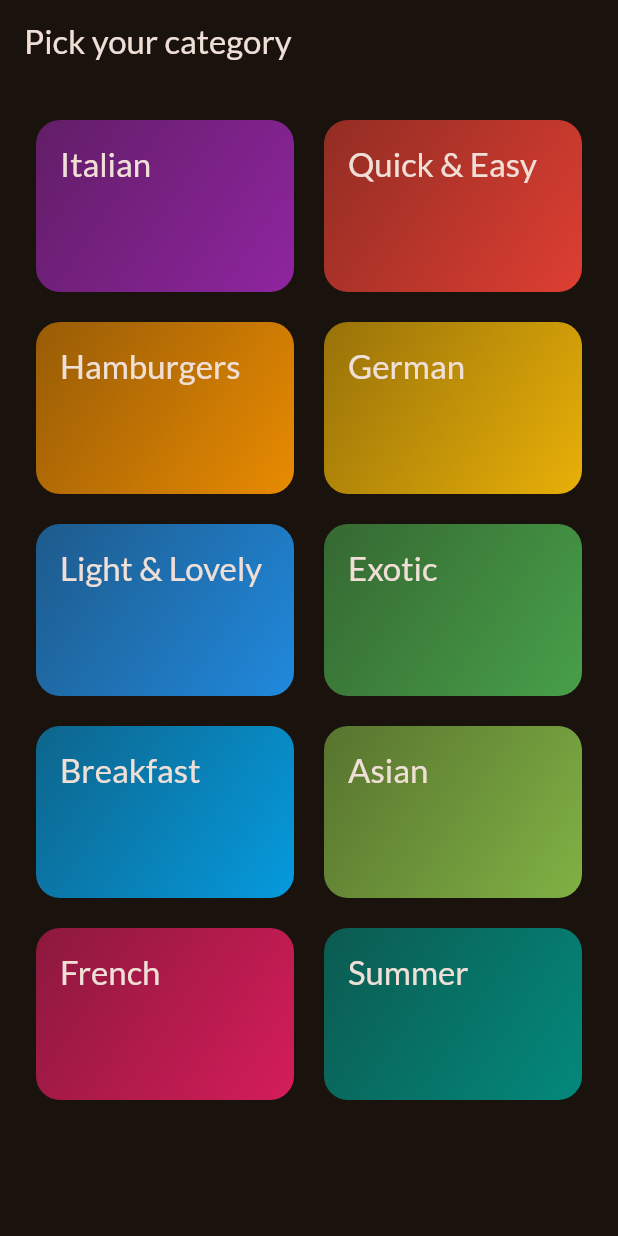
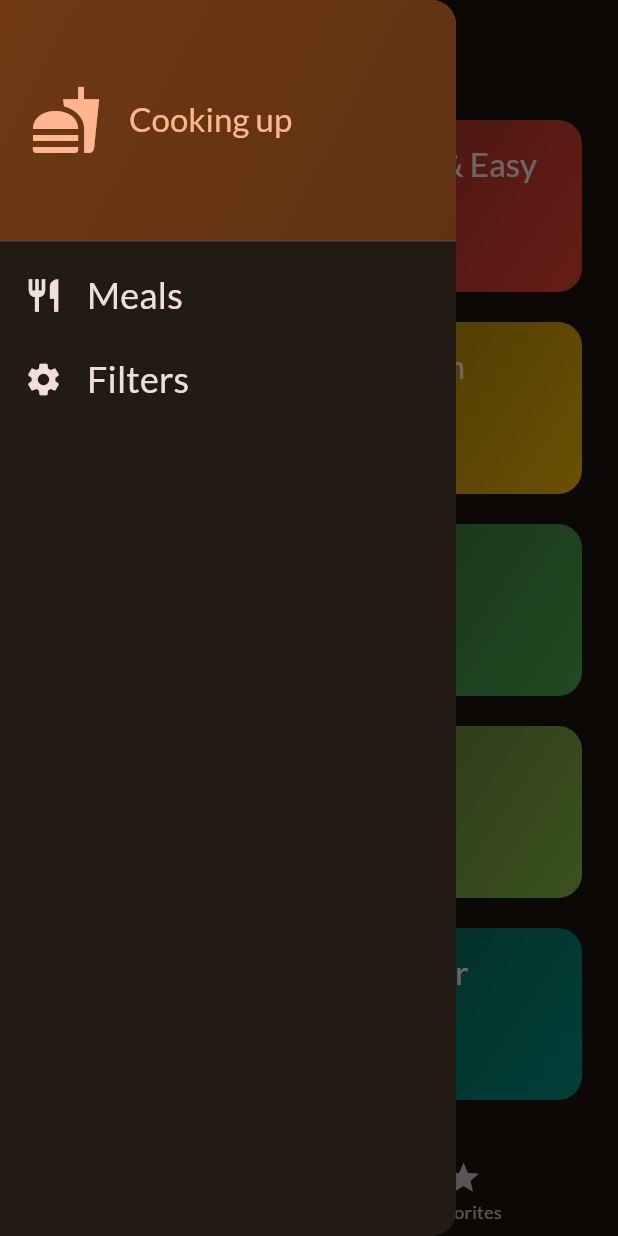
Before and after one commit to JayKim88/flutternDart-the-complete-guide-2023, a Flutter app: the screen it shows after launch, with the side drawer open (before the commit the screen has no drawer), on a phone screen of 412 x 824 dp. Run offline on Flutter 3.47's test engine with Material 2 defaults, Android fonts, the phone set to English and light mode, and no system bars; our stand-ins replace google_fonts, transparent_image.

Commit message:
proceeded from 164-170

```diff
--- a/meals_app/lib/main.dart
+++ b/meals_app/lib/main.dart
@@ -2,6 +2,7 @@ import 'package:flutter/material.dart';
 
 import 'package:google_fonts/google_fonts.dart';
 import 'package:meals_app/screens/categories.dart';
+import 'package:meals_app/screens/tabs.dart';
 
 final theme = ThemeData(
   useMaterial3: true,
@@ -23,7 +24,7 @@ class App extends StatelessWidget {
   Widget build(BuildContext context) {
     return MaterialApp(
       theme: theme,
-      home: const CategoriesScreen(),
+      home: const TabsScreen(),
     );
   }
 }
--- a/meals_app/lib/screens/categories.dart
+++ b/meals_app/lib/screens/categories.dart
@@ -1,12 +1,18 @@
 import 'package:flutter/material.dart';
 
 import 'package:meals_app/data/dummy_data.dart';
+import 'package:meals_app/models/meal.dart';
 import 'package:meals_app/widgets/category_grid_item.dart';
 import 'package:meals_app/screens/meals.dart';
 import 'package:meals_app/models/category.dart';
 
 class CategoriesScreen extends StatelessWidget {
-  const CategoriesScreen({super.key});
+  const CategoriesScreen({
+    super.key,
+    required this.onToggleFavorite,
+  });
+
+  final void Function(Meal meal) onToggleFavorite;
 
   void _selectCategory(BuildContext context, Category category) {
     final filteredMeals = dummyMeals
@@ -18,6 +24,7 @@ class CategoriesScreen extends StatelessWidget {
         builder: (ctx) => MealsScreen(
           title: category.title,
           meals: filteredMeals,
+          onToggleFavorite: onToggleFavorite,
         ),
       ),
     ); // Navigator.push(context, route)
@@ -25,11 +32,7 @@ class CategoriesScreen extends StatelessWidget {
 
   @override
   Widget build(BuildContext context) {
-    return Scaffold(
-      appBar: AppBar(
-        title: const Text('Pick your category'),
-      ),
-      body: GridView(
+    return GridView(
       padding: const EdgeInsets.all(24),
       gridDelegate: const SliverGridDelegateWithFixedCrossAxisCount(
         crossAxisCount: 2,
@@ -47,7 +50,6 @@ class CategoriesScreen extends StatelessWidget {
             },
           )
       ],
-      ),
     );
   }
 }
--- /dev/null
+++ b/meals_app/lib/screens/tabs.dart
@@ -0,0 +1,103 @@
+import 'package:flutter/material.dart';
+
+import 'package:meals_app/models/meal.dart';
+import 'package:meals_app/screens/categories.dart';
+import 'package:meals_app/screens/filters.dart';
+import 'package:meals_app/screens/meals.dart';
+import 'package:meals_app/widgets/main_drawer.dart';
+
+class TabsScreen extends StatefulWidget {
+  const TabsScreen({super.key});
+
+  @override
+  State<StatefulWidget> createState() {
+    return _TabsScreenState();
+  }
+}
+
+class _TabsScreenState extends State<TabsScreen> {
+  int _selectedPageIndex = 0;
+  final List<Meal> _favoriteMeals = [];
+
+  void _showInfoMessage(String message) {
+    ScaffoldMessenger.of(context).clearSnackBars();
+    ScaffoldMessenger.of(context).showSnackBar(
+      SnackBar(
+        content: Text(message),
+      ),
+    );
+  }
+
+  void _toggleMealFavoriteStatus(Meal meal) {
+    final isExisting = _favoriteMeals.contains(meal);
+
+    if (isExisting) {
+      setState(() {
+        _favoriteMeals.remove(meal);
+      });
+      _showInfoMessage('No longer favorite item!');
+    } else {
+      setState(() {
+        _favoriteMeals.add(meal);
+      });
+      _showInfoMessage('Added to favorite list!');
+    }
+  }
+
+  void _selectPage(int index) {
+    setState(() {
+      _selectedPageIndex = index;
+    });
+  }
+
+  void _setScreen(String identifier) {
+    Navigator.of(context).pop();
+    if (identifier == 'filters') {
+      Navigator.of(context).push(
+        MaterialPageRoute(
+          builder: (ctx) => const FilterScreen(),
+        ),
+      );
+    }
+  }
+
+  @override
+  Widget build(BuildContext context) {
+    Widget activePage = CategoriesScreen(
+      onToggleFavorite: _toggleMealFavoriteStatus,
+    );
+    var activePageTitle = 'Categories';
+
+    if (_selectedPageIndex == 1) {
+      activePage = MealsScreen(
+        meals: _favoriteMeals,
+        onToggleFavorite: _toggleMealFavoriteStatus,
+      );
+      activePageTitle = 'Your Favorites';
+    }
+
+    return Scaffold(
+      appBar: AppBar(
+        title: Text(activePageTitle),
+      ),
+      drawer: MainDrawer(
+        onSelectScreen: _setScreen,
+      ),
+      body: activePage,
+      bottomNavigationBar: BottomNavigationBar(
+        onTap: _selectPage,
+        currentIndex: _selectedPageIndex,
+        items: const [
+          BottomNavigationBarItem(
+            icon: Icon(Icons.set_meal),
+            label: 'Categories',
+          ),
+          BottomNavigationBarItem(
+            icon: Icon(Icons.star),
+            label: 'Favorites',
+          ),
+        ],
+      ),
+    );
+  }
+}
--- /dev/null
+++ b/meals_app/lib/widgets/main_drawer.dart
@@ -0,0 +1,79 @@
+import 'package:flutter/material.dart';
+
+class MainDrawer extends StatelessWidget {
+  const MainDrawer({super.key, required this.onSelectScreen});
+
+  final void Function(String identifier) onSelectScreen;
+
+  @override
+  Widget build(BuildContext context) {
+    return Drawer(
+      child: Column(children: [
+        DrawerHeader(
+          padding: const EdgeInsets.all(20),
+          decoration: BoxDecoration(
+              gradient: LinearGradient(
+            colors: [
+              Theme.of(context).colorScheme.primaryContainer,
+              Theme.of(context).colorScheme.primaryContainer.withOpacity(0.8),
+            ],
+            begin: Alignment.topLeft,
+            end: Alignment.bottomRight,
+          )),
+          child: Row(
+            children: [
+              Icon(
+                Icons.fastfood,
+                size: 48,
+                color: Theme.of(context).colorScheme.primary,
+              ),
+              const SizedBox(
+                width: 18,
+              ),
+              Text(
+                'Cooking up',
+                style: Theme.of(context).textTheme.titleLarge!.copyWith(
+                      color: Theme.of(context).colorScheme.primary,
+                    ),
+              )
+            ],
+          ),
+        ),
+        ListTile(
+          leading: Icon(
+            Icons.restaurant,
+            size: 26,
+            color: Theme.of(context).colorScheme.onBackground,
+          ),
+          title: Text(
+            'Meals',
+            style: Theme.of(context).textTheme.titleSmall!.copyWith(
+                  color: Theme.of(context).colorScheme.onBackground,
+                  fontSize: 24,
+                ),
+          ),
+          onTap: () {
+            onSelectScreen('meals');
+          },
+        ),
+        ListTile(
+          leading: Icon(
+            Icons.settings,
+            size: 26,
+            color: Theme.of(context).colorScheme.onBackground,
+          ),
+          title: Text(
+            'Filters',
+            style: Theme.of(context).textTheme.titleSmall!.copyWith(
+                  color: Theme.of(context).colorScheme.onBackground,
+                  fontSize: 24,
+                ),
+          ),
+          onTap: () {
+            onSelectScreen('filters');
+          },
+        )
+      ]),
+    );
+  }
+}
--- a/meals_app/pubspec.yaml
+++ b/meals_app/pubspec.yaml
@@ -36,6 +36,7 @@ dependencies:
   # Use with the CupertinoIcons class for iOS style icons.
   cupertino_icons: ^1.0.2
   google_fonts: ^6.1.0
+  transparent_image: ^2.0.1
 
 dev_dependencies:
   flutter_test:
```
Also changed, not shown: meals_app/lib/screens/filters.dart (added, +63 -0 lines), meals_app/lib/screens/meal_details.dart (added, +83 -0 lines), meals_app/lib/screens/meals.dart (+31 -5 lines), meals_app/lib/widgets/meal_item.dart (added, +107 -0 lines), meals_app/lib/widgets/meal_item_trait.dart (added, +34 -0 lines), meals_app/pubspec.lock, 3 other files. Lines whose indentation alone changed are shown as unchanged.
